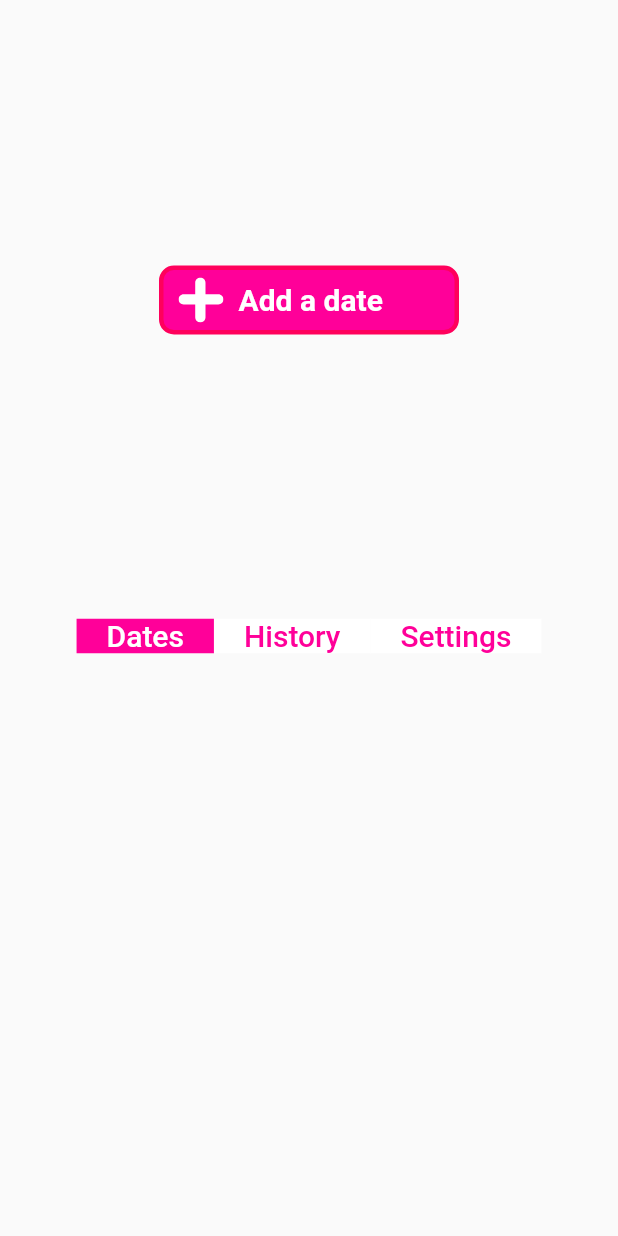
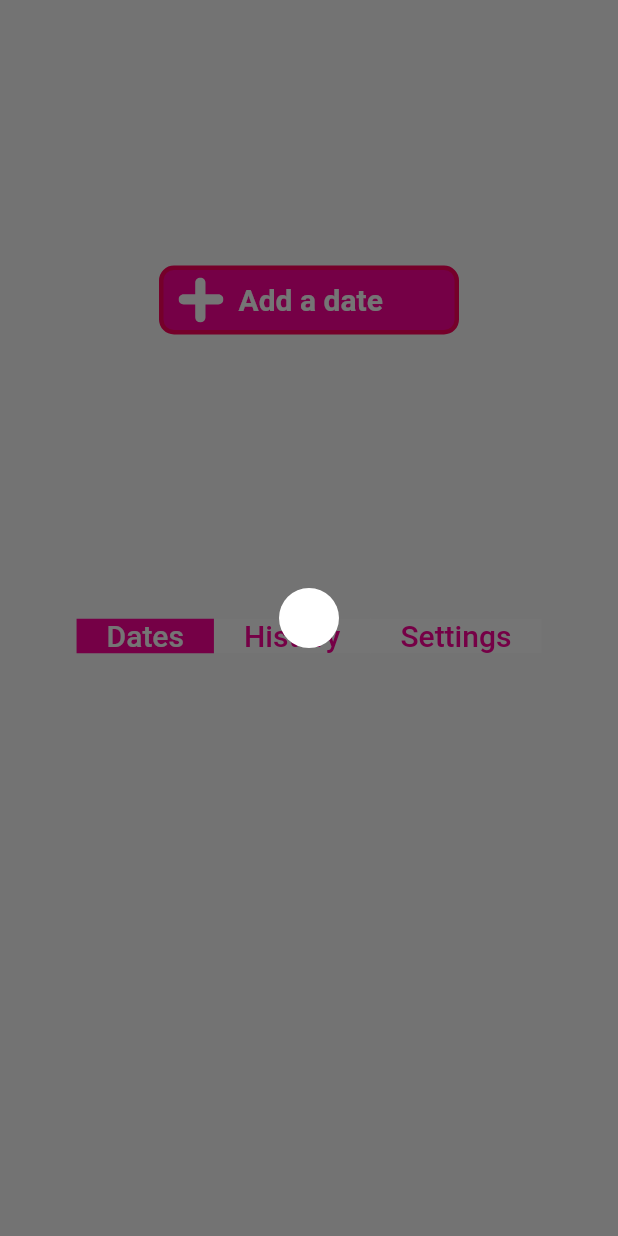
Before and after one commit to turaakk/datespin, a Flutter app: the screen it shows after launch, after a tap on "Add a date", on a phone screen of 412 x 824 dp. Run offline on Flutter 3.47's test engine with Material 2 defaults, Android fonts, the phone set to English and light mode, and no system bars; our stand-ins replace flutter_riverpod, flutter_svg.

Commit message:
add date card

```diff
--- a/lib/main.dart
+++ b/lib/main.dart
@@ -1,12 +1,15 @@
 import 'package:datespin/pages/home.dart';
 import 'package:flutter/material.dart';
+import 'package:flutter_riverpod/flutter_riverpod.dart';
 
 void main() {
   runApp(
-    const MaterialApp(
-      debugShowCheckedModeBanner: false,
-      color: Colors.pink,
-      home: DateSpin(),
+    const ProviderScope(
+      child: MaterialApp(
+        debugShowCheckedModeBanner: false,
+        color: Colors.pink,
+        home: DateSpin(),
+      ),
     ),
   );
 }
--- a/lib/pages/home.dart
+++ b/lib/pages/home.dart
@@ -1,3 +1,8 @@
+import 'package:animations/animations.dart';
+import 'package:datespin/pages/settings.dart';
+import 'package:datespin/providers/dates.dart';
+import 'package:datespin/providers/selected_tab.dart';
+import 'package:datespin/widgets/tab_bar.dart';
 import 'package:flutter/material.dart';
 import 'package:flutter_riverpod/flutter_riverpod.dart';
 import 'package:flutter_svg/flutter_svg.dart';
@@ -10,21 +15,55 @@ class DateSpin extends ConsumerStatefulWidget {
 }
 
 class _DateSpinState extends ConsumerState<DateSpin> {
-  int _selectedTab = 0;
   @override
   Widget build(BuildContext context) {
+    final dates = ref.watch(datesProvider);
+    final selectedTab = ref.watch(selectedTabProvider);
+
     return SafeArea(
       child: DefaultTabController(
         length: 3,
         child: Scaffold(
           body: SingleChildScrollView(
-            child: Column(
+            child: selectedTab == 2
+                ? SizedBox(
+                    height: MediaQuery.of(context).size.height,
+                    child: const Settings(),
+                  )
+                : Column(
                     children: [
                       SizedBox(
                         height: 400,
                         child: Center(
                           child: InkWell(
-                      onTap: () {},
+                            onTap: () {
+                              showModal(
+                                context: context,
+                                builder: (context) {
+                                  return Center(
+                                    child: Container(
+                                      margin: const EdgeInsets.all(20),
+                                      padding: const EdgeInsets.all(20),
+                                      decoration: BoxDecoration(
+                                        color: Colors.white,
+                                        borderRadius: BorderRadius.circular(25),
+                                      ),
+                                      child: Material(
+                                        color: Colors.white,
+                                        borderRadius: BorderRadius.circular(25),
+                                        child: SingleChildScrollView(
+                                          child: Column(
+                                            crossAxisAlignment:
+                                                CrossAxisAlignment.start,
+                                            children: const [],
+                                          ),
+                                        ),
+                                      ),
+                                    ),
+                                  );
+                                },
+                              );
+                            },
                             child: Container(
                               width: 200,
                               padding: const EdgeInsets.symmetric(
@@ -43,7 +82,8 @@ class _DateSpinState extends ConsumerState<DateSpin> {
                                 children: [
                                   SvgPicture.asset('assets/icons/add.svg'),
                                   const Padding(
-                              padding: EdgeInsets.symmetric(horizontal: 10),
+                                    padding:
+                                        EdgeInsets.symmetric(horizontal: 10),
                                     child: Text(
                                       'Add a date',
                                       style: TextStyle(
@@ -59,56 +99,7 @@ class _DateSpinState extends ConsumerState<DateSpin> {
                           ),
                         ),
                       ),
-                SizedBox(
-                  height: 50,
-                  child: TabBar(
-                    isScrollable: true,
-                    overlayColor: MaterialStateProperty.all(Colors.white),
-                    labelPadding: const EdgeInsets.all(0),
-                    indicatorColor: Colors.transparent,
-                    unselectedLabelColor: const Color(0xFFFF0099),
-                    labelStyle: const TextStyle(
-                      fontSize: 20,
-                    ),
-                    unselectedLabelStyle: const TextStyle(
-                      fontSize: 20,
-                    ),
-                    onTap: (index) {
-                      setState(() {
-                        _selectedTab = index;
-                      });
-                    },
-                    tabs: [
-                      Container(
-                        padding: const EdgeInsets.symmetric(
-                          horizontal: 20,
-                        ),
-                        color: _selectedTab == 0
-                            ? const Color(0xFFFF0099)
-                            : Colors.white,
-                        child: const Text('Dates'),
-                      ),
-                      Container(
-                        padding: const EdgeInsets.symmetric(
-                          horizontal: 20,
-                        ),
-                        color: _selectedTab == 1
-                            ? const Color(0xFFFF0099)
-                            : Colors.white,
-                        child: const Text('History'),
-                      ),
-                      Container(
-                        padding: const EdgeInsets.symmetric(
-                          horizontal: 20,
-                        ),
-                        color: _selectedTab == 2
-                            ? const Color(0xFFFF0099)
-                            : Colors.white,
-                        child: const Text('Settings'),
-                      ),
-                    ],
-                  ),
-                ),
+                      const AppTabBar(),
                       SizedBox(
                         height: MediaQuery.of(context).size.height,
                         child: const TabBarView(
--- a/lib/providers/dates.dart
+++ b/lib/providers/dates.dart
@@ -0,0 +1,11 @@
+import 'package:datespin/models/date.dart';
+import 'package:flutter_riverpod/flutter_riverpod.dart';
+
+final datesProvider = StateNotifierProvider<Setter, List<Date>>((ref) {
+  return Setter();
+});
+
+class Setter extends StateNotifier<List<Date>> {
+  Setter() : super([]);
+  void set(List<Date>? dates) => state = dates!;
+}
--- a/lib/providers/selected_tab.dart
+++ b/lib/providers/selected_tab.dart
@@ -0,0 +1,10 @@
+import 'package:flutter_riverpod/flutter_riverpod.dart';
+
+final selectedTabProvider = StateNotifierProvider<Counter, int>((ref) {
+  return Counter();
+});
+
+class Counter extends StateNotifier<int> {
+  Counter() : super(0);
+  void set(int? index) => state = index!;
+}
--- /dev/null
+++ b/lib/widgets/tab_bar.dart
@@ -0,0 +1,63 @@
+import 'package:datespin/providers/selected_tab.dart';
+import 'package:flutter/material.dart';
+import 'package:flutter_riverpod/flutter_riverpod.dart';
+
+class AppTabBar extends ConsumerStatefulWidget {
+  const AppTabBar({Key? key}) : super(key: key);
+
+  @override
+  ConsumerState<ConsumerStatefulWidget> createState() => _AppTabBarState();
+}
+
+class _AppTabBarState extends ConsumerState<AppTabBar> {
+  @override
+  Widget build(BuildContext context) {
+    final selectedTab = ref.watch(selectedTabProvider);
+
+    return SizedBox(
+      height: 50,
+      child: TabBar(
+        isScrollable: true,
+        overlayColor: MaterialStateProperty.all(Colors.white),
+        labelPadding: const EdgeInsets.all(0),
+        indicatorColor: Colors.transparent,
+        unselectedLabelColor: const Color(0xFFFF0099),
+        labelStyle: const TextStyle(
+          fontSize: 20,
+        ),
+        unselectedLabelStyle: const TextStyle(
+          fontSize: 20,
+        ),
+        onTap: (index) {
+          ref.read(selectedTabProvider.notifier).set(index);
+        },
+        tabs: [
+          Container(
+            padding: const EdgeInsets.symmetric(
+              horizontal: 20,
+            ),
+            color: selectedTab == 0 ? const Color(0xFFFF0099) : Colors.white,
+            child: const Text('Dates'),
+          ),
+          Container(
+            padding: const EdgeInsets.symmetric(
+              horizontal: 20,
+            ),
+            color: selectedTab == 1 ? const Color(0xFFFF0099) : Colors.white,
+            child: const Text('History'),
+          ),
+          Hero(
+            tag: 'to-settings',
+            child: Container(
+              padding: const EdgeInsets.symmetric(
+                horizontal: 20,
+              ),
+              color: selectedTab == 2 ? const Color(0xFFFF0099) : Colors.white,
+              child: const Text('Settings'),
+            ),
+          ),
+        ],
+      ),
+    );
+  }
+}
--- a/pubspec.yaml
+++ b/pubspec.yaml
@@ -36,6 +36,7 @@ dependencies:
   cupertino_icons: ^1.0.2
   flutter_riverpod: ^1.0.3
   flutter_svg: ^1.0.3
+  animations: ^2.0.2
 
 dev_dependencies:
   flutter_test:
```
Also changed, not shown: lib/models/date.dart (+15 -0 lines), lib/pages/settings.dart (added, +42 -0 lines), pubspec.lock. Lines whose indentation alone changed are shown as unchanged.
